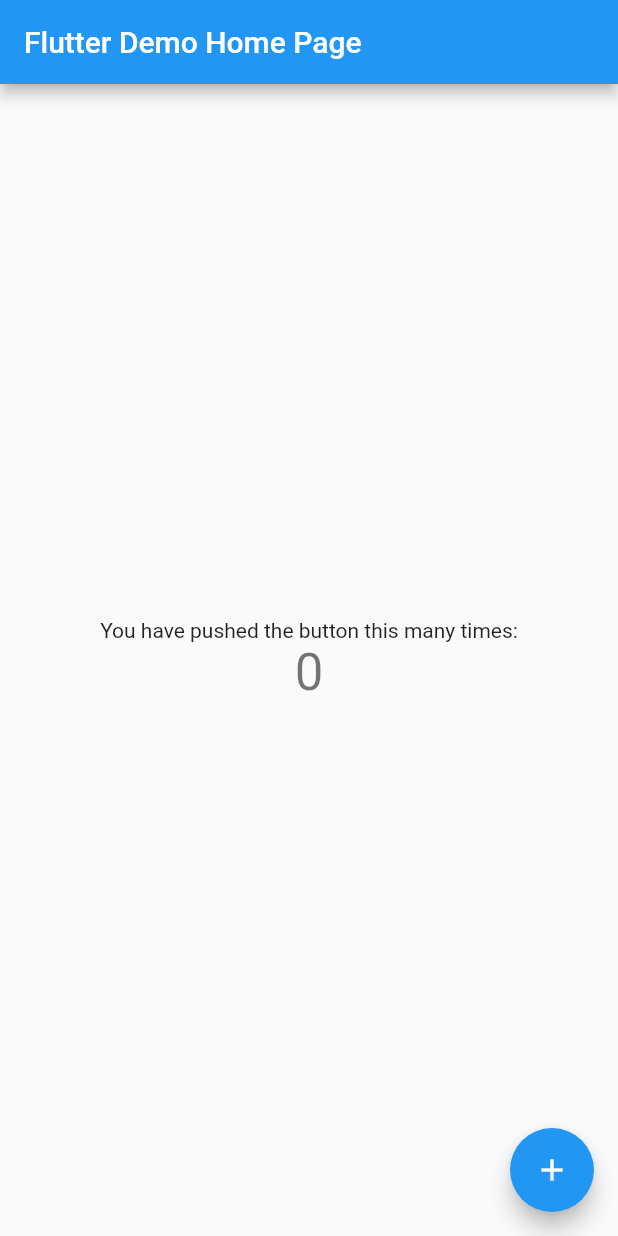
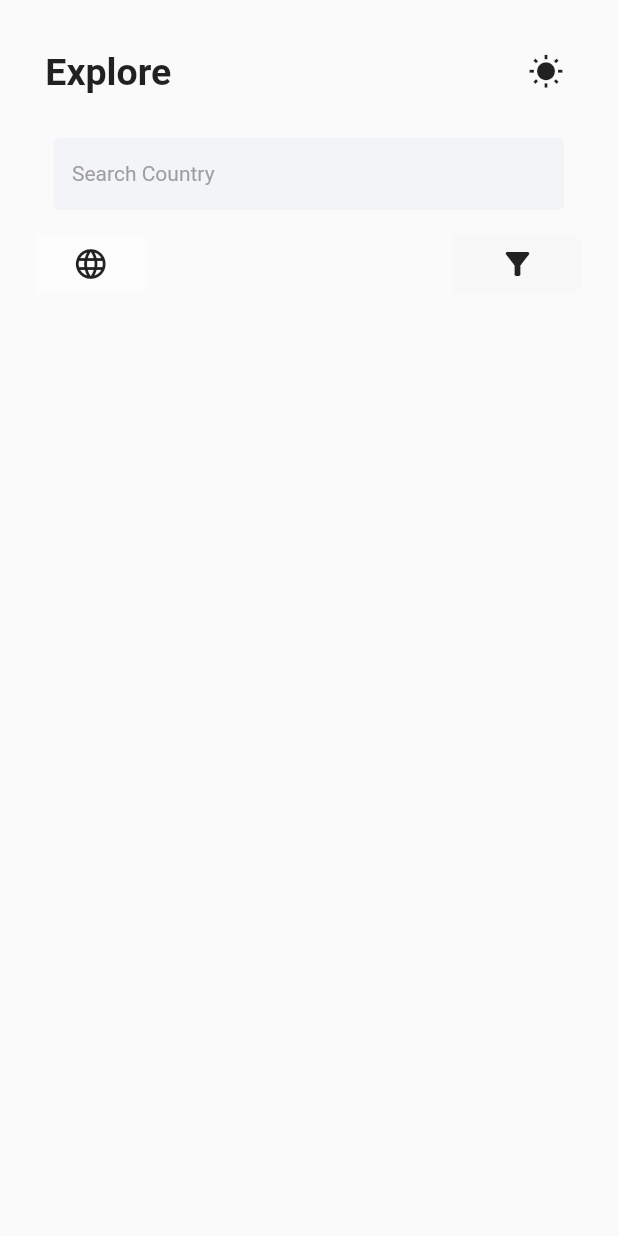
Before and after one commit to p0lntBreak/explore_app, a Flutter app: the screen it shows after launch, on a phone screen of 412 x 824 dp. Run offline on Flutter 3.47's test engine with Material 2 defaults, Android fonts, the phone set to English and light mode, and no system bars; Roboto replaces fonts that are missing (ElsieSwashCaps).

Commit message:
built first part of the ui: search-bar, language and filter icons, created homepage and country dart files for Navigation

```diff
--- /dev/null
+++ b/lib/country.dart
@@ -0,0 +1,15 @@
+import 'package:flutter/material.dart';
+
+class Country extends StatefulWidget {
+  const Country({super.key});
+
+  @override
+  State<Country> createState() => _CountryState();
+}
+
+class _CountryState extends State<Country> {
+  @override
+  Widget build(BuildContext context) {
+    return Scaffold();
+  }
+}
--- /dev/null
+++ b/lib/home_page.dart
@@ -0,0 +1,113 @@
+import 'package:flutter/material.dart';
+
+class Homepage extends StatefulWidget {
+  const Homepage({super.key});
+
+  @override
+  State<Homepage> createState() => _HomepageState();
+}
+
+bool _iconBool = false;
+
+IconData lightMode = Icons.wb_sunny;
+IconData darkMode = Icons.nightlight_outlined;
+
+/*
+ThemeData _lightTheme = ThemeData(
+    //primarySwatch: Colors.blue,
+    brightness: Brightness.light,
+    buttonTheme: const ButtonThemeData(
+      buttonColor: Colors.white,
+    ));
+
+ThemeData _darkTheme = ThemeData(
+    // primarySwatch: Colors.red,
+    brightness: Brightness.dark,
+    buttonTheme: const ButtonThemeData(
+      buttonColor: Colors.black,
+    ));
+*/
+class _HomepageState extends State<Homepage> {
+  @override
+  Widget build(BuildContext context) {
+    return SafeArea(
+      child: Scaffold(
+        body: Padding(
+          padding: const EdgeInsets.fromLTRB(24, 24, 24, 0),
+          child: Column(
+            children: [
+              Row(
+                mainAxisAlignment: MainAxisAlignment.spaceBetween,
+                children: [
+                  const Text(
+                    ' Explore',
+                    style: TextStyle(
+                      fontFamily: 'ElsieSwashCaps',
+                      fontWeight: FontWeight.bold,
+                      fontSize: 25.0,
+                    ),
+                  ),
+                  IconButton(
+                    onPressed: () {
+                      setState(() {});
+                    },
+                    icon: Icon(_iconBool ? darkMode : lightMode),
+                  ),
+                ],
+              ),
+              const SizedBox(
+                height: 20.08,
+              ),
+              Container(
+                width: 340.0,
+                height: 48.0,
+                decoration: BoxDecoration(
+                  borderRadius: BorderRadius.circular(4),
+                  color: Colors.grey[100],
+                ),
+                child: const TextField(
+                  decoration: InputDecoration(
+                    fillColor: Color.fromRGBO(242, 244, 247, 1),
+                    filled: true,
+                    border: OutlineInputBorder(borderSide: BorderSide.none),
+                    hintText: 'Search Country',
+                    hintStyle: TextStyle(
+                      color: Colors.grey,
+                      fontSize: 14,
+                    ),
+                  ),
+                ),
+              ),
+              const SizedBox(height: 16.0),
+              Row(
+                mainAxisAlignment: MainAxisAlignment.spaceBetween,
+                children: [
+                  Container(
+                    width: 73,
+                    height: 40,
+                    color: Color.fromARGB(255, 252, 252, 252),
+                    child: IconButton(
+                      onPressed: () {},
+                      icon: Icon(Icons.language),
+                      iconSize: 24,
+                    ),
+                  ),
+                  Container(
+                    width: 86,
+                    height: 40,
+                    color: Color.fromARGB(255, 249, 248, 248),
+                    child: IconButton(
+                      onPressed: () {},
+                      icon: Icon(Icons.filter_alt),
+                      iconSize: 24,
+                    ),
+                  )
+                ],
+              )
+            ],
+          ),
+        ),
+      ),
+    );
+  }
+}
--- a/lib/main.dart
+++ b/lib/main.dart
@@ -1,115 +1,28 @@
+import 'package:explore_app/home_page.dart';
 import 'package:flutter/material.dart';
 
 void main() {
-  runApp(const MyApp());
+  runApp(const Explore());
 }
 
-class MyApp extends StatelessWidget {
-  const MyApp({super.key});
+class Explore extends StatefulWidget {
+  const Explore({super.key});
 
-  // This widget is the root of your application.
+  @override
+  State<Explore> createState() => _ExploreState();
+}
+
+class _ExploreState extends State<Explore> {
   @override
   Widget build(BuildContext context) {
     return MaterialApp(
-      title: 'Flutter Demo',
+      debugShowCheckedModeBanner: false,
       theme: ThemeData(
-        // This is the theme of your application.
-        //
-        // Try running your application with "flutter run". You'll see the
-        // application has a blue toolbar. Then, without quitting the app, try
-        // changing the primarySwatch below to Colors.green and then invoke
-        // "hot reload" (press "r" in the console where you ran "flutter run",
-        // or simply save your changes to "hot reload" in a Flutter IDE).
-        // Notice that the counter didn't reset back to zero; the application
-        // is not restarted.
-        primarySwatch: Colors.blue,
+        colorScheme: ColorScheme.light(
+            primary: Colors.white, brightness: Brightness.light),
       ),
-      home: const MyHomePage(title: 'Flutter Demo Home Page'),
+      darkTheme: ThemeData(),
+      home: Homepage(),
     );
   }
 }
-
-class MyHomePage extends StatefulWidget {
-  const MyHomePage({super.key, required this.title});
-
-  // This widget is the home page of your application. It is stateful, meaning
-  // that it has a State object (defined below) that contains fields that affect
-  // how it looks.
-
-  // This class is the configuration for the state. It holds the values (in this
-  // case the title) provided by the parent (in this case the App widget) and
-  // used by the build method of the State. Fields in a Widget subclass are
-  // always marked "final".
-
-  final String title;
-
-  @override
-  State<MyHomePage> createState() => _MyHomePageState();
-}
-
-class _MyHomePageState extends State<MyHomePage> {
-  int _counter = 0;
-
-  void _incrementCounter() {
-    setState(() {
-      // This call to setState tells the Flutter framework that something has
-      // changed in this State, which causes it to rerun the build method below
-      // so that the display can reflect the updated values. If we changed
-      // _counter without calling setState(), then the build method would not be
-      // called again, and so nothing would appear to happen.
-      _counter++;
-    });
-  }
-
-  @override
-  Widget build(BuildContext context) {
-    // This method is rerun every time setState is called, for instance as done
-    // by the _incrementCounter method above.
-    //
-    // The Flutter framework has been optimized to make rerunning build methods
-    // fast, so that you can just rebuild anything that needs updating rather
-    // than having to individually change instances of widgets.
-    return Scaffold(
-      appBar: AppBar(
-        // Here we take the value from the MyHomePage object that was created by
-        // the App.build method, and use it to set our appbar title.
-        title: Text(widget.title),
-      ),
-      body: Center(
-        // Center is a layout widget. It takes a single child and positions it
-        // in the middle of the parent.
-        child: Column(
-          // Column is also a layout widget. It takes a list of children and
-          // arranges them vertically. By default, it sizes itself to fit its
-          // children horizontally, and tries to be as tall as its parent.
-          //
-          // Invoke "debug painting" (press "p" in the console, choose the
-          // "Toggle Debug Paint" action from the Flutter Inspector in Android
-          // Studio, or the "Toggle Debug Paint" command in Visual Studio Code)
-          // to see the wireframe for each widget.
-          //
-          // Column has various properties to control how it sizes itself and
-          // how it positions its children. Here we use mainAxisAlignment to
-          // center the children vertically; the main axis here is the vertical
-          // axis because Columns are vertical (the cross axis would be
-          // horizontal).
-          mainAxisAlignment: MainAxisAlignment.center,
-          children: <Widget>[
-            const Text(
-              'You have pushed the button this many times:',
-            ),
-            Text(
-              '$_counter',
-              style: Theme.of(context).textTheme.headline4,
-            ),
-          ],
-        ),
-      ),
-      floatingActionButton: FloatingActionButton(
-        onPressed: _incrementCounter,
-        tooltip: 'Increment',
-        child: const Icon(Icons.add),
-      ), // This trailing comma makes auto-formatting nicer for build methods.
-    );
-  }
-}
```
Also changed, not shown: pubspec.yaml (+9 -10 lines), lib/fonts/ElsieSwashCaps-Black.ttf (added), lib/fonts/ElsieSwashCaps-Regular.ttf (added), lib/fonts/Kastelov - Axiforma Light.otf (added).
